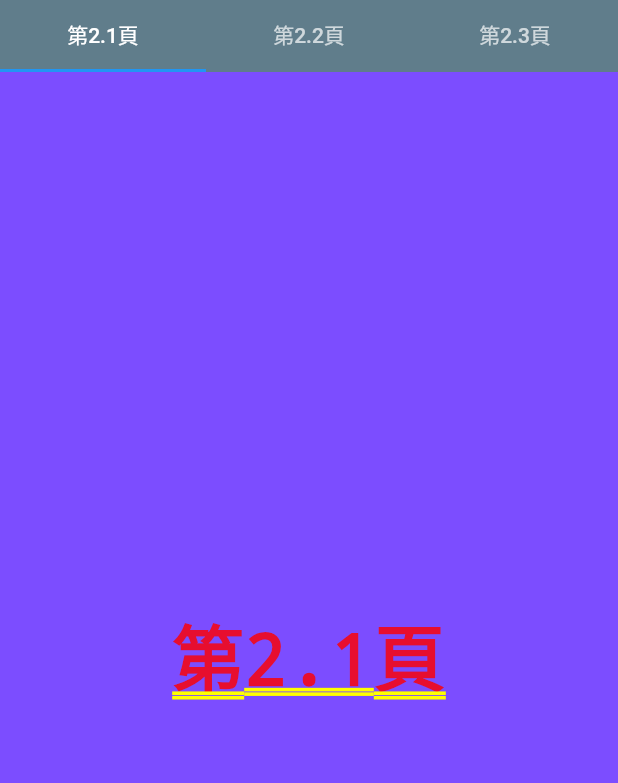
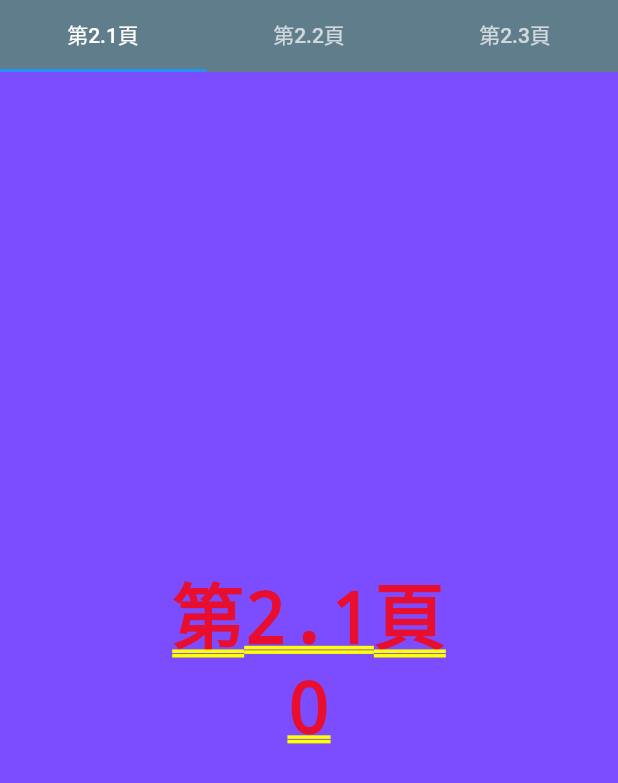
Before and after one commit to mark33699/IDLF, a Flutter app: the BottomNavigationPage2 screen opened directly, on a phone screen of 412 x 824 dp. Shown: the top 783 px of the screen. Run offline on Flutter 3.47's test engine with Material 2 defaults, Android fonts, the phone set to English and light mode, and no system bars.

Commit message:
provider

```diff
--- /dev/null
+++ b/idlf/lib/counter_change_notifier.dart
@@ -0,0 +1,12 @@
+import 'package:flutter/cupertino.dart';
+
+//Provider step1 先定義一個廣播器
+class CounterChangeNotifier with ChangeNotifier {
+
+  int count = 0;
+
+  increment() {
+    count++;
+    notifyListeners();
+  }
+}
--- a/idlf/lib/tab_bar_page_1.dart
+++ b/idlf/lib/tab_bar_page_1.dart
@@ -1,4 +1,6 @@
 import 'package:flutter/material.dart';
+import 'package:idlf/counter_change_notifier.dart';
+import 'package:provider/provider.dart';
 
 class TabBarPage1 extends StatelessWidget {
   @override
@@ -6,7 +8,13 @@ class TabBarPage1 extends StatelessWidget {
     return Container(
       color: Colors.deepPurpleAccent,
       alignment: Alignment.center,
-      child: Text("第2.1頁"),
+      child: Column(children: <Widget>[
+        Text("第2.1頁"),
+
+        //Provider step5 或是直接取值(類似singleton)
+        Text("${ Provider.of<CounterChangeNotifier>(context).count }")
+      ],
+        mainAxisAlignment: MainAxisAlignment.center,)
     );
   }
 }
--- a/idlf/pubspec.yaml
+++ b/idlf/pubspec.yaml
@@ -28,6 +28,7 @@ dependencies:
   # The following adds the Cupertino Icons font to your application.
   # Use with the CupertinoIcons class for iOS style icons.
   cupertino_icons: ^0.1.3
+  provider: ^3.1.0
 
 dev_dependencies:
   flutter_test:
```
Also changed, not shown: idlf/lib/bottom_navigation_page_3.dart (+36 -4 lines), idlf/lib/main.dart (+20 -1 lines), idlf/lib/tab_bar_page_2.dart (+7 -1 lines), idlf/pubspec.lock, 1 other file.
